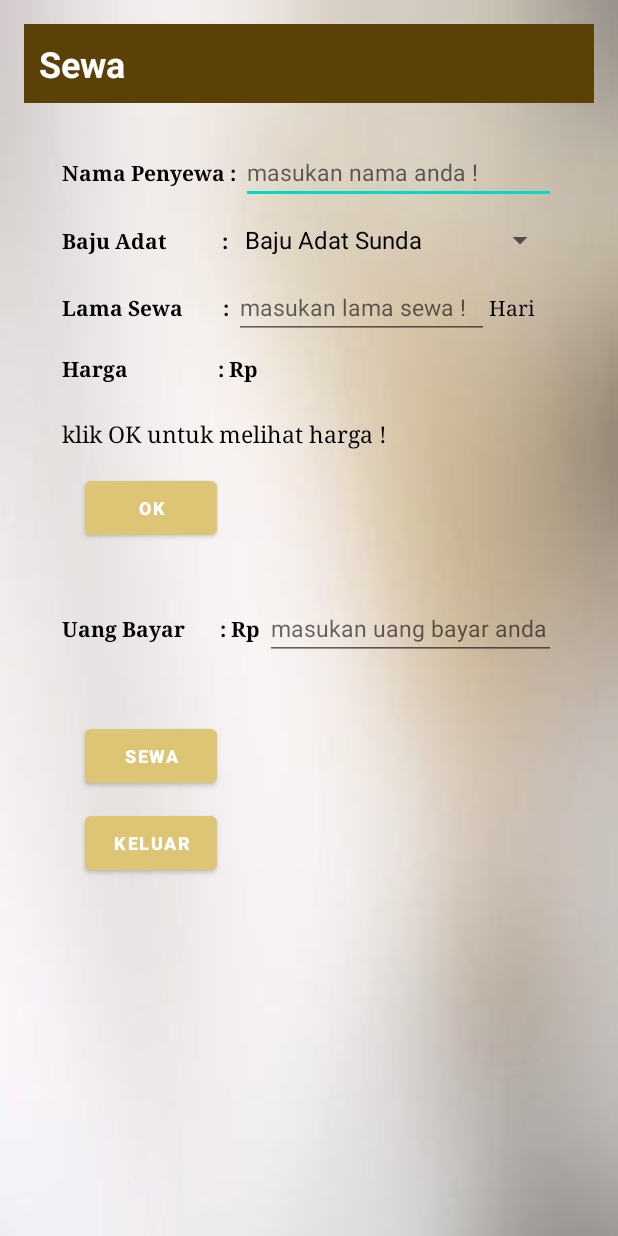
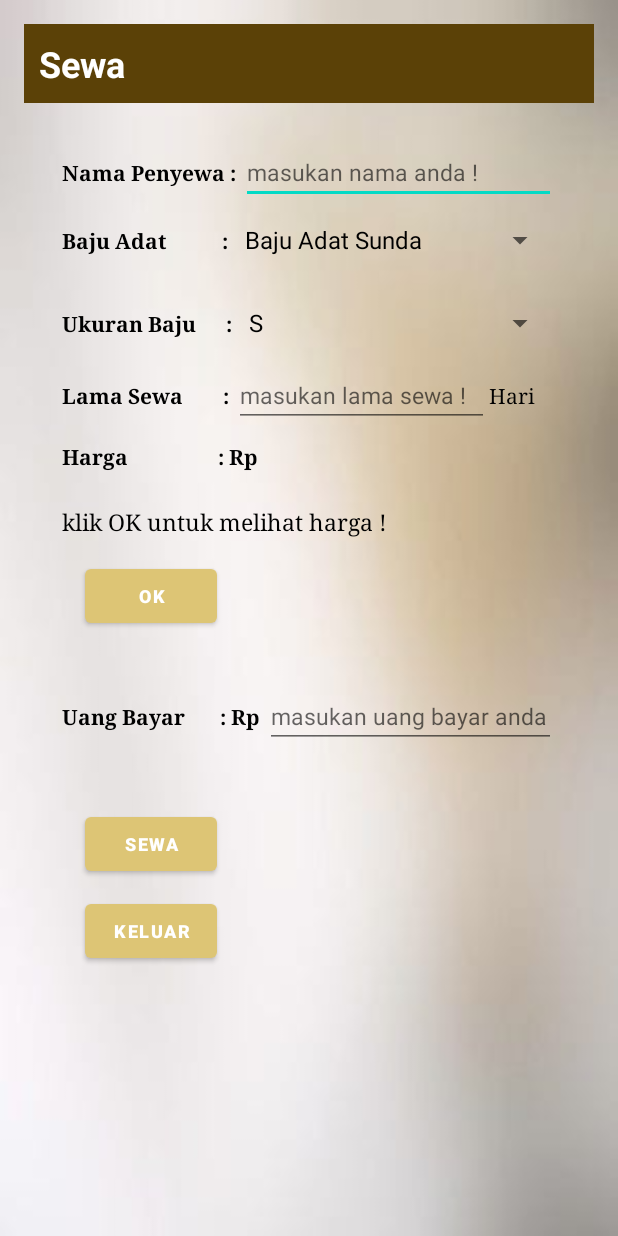
Before and after one commit to ndahuii/ProjekUTS_Penyewaan-Baju, an Android app: the SewaBajuActivity screen opened directly, with no data from a screen before it, on a phone screen of 412 x 824 dp. Run offline under Robolectric (Android 15) with nearby library versions, the phone set to English and light mode, and no system bars.

Commit message:
first commit

```diff
--- a/app/src/main/java/com/example/uts_semester5/SewaBajuActivity.java
+++ b/app/src/main/java/com/example/uts_semester5/SewaBajuActivity.java
@@ -1,5 +1,6 @@
 package com.example.uts_semester5;
 
+import android.annotation.SuppressLint;
 import android.content.Intent;
 import android.os.Bundle;
 import android.view.View;
@@ -13,14 +14,17 @@ import androidx.appcompat.app.AppCompatActivity;
 
 public class SewaBajuActivity extends AppCompatActivity {
 
-    int hargaSewa, jmlLamaSewa, ttlHargaSewa, jmlUang;
+    int  jmlLamaSewa, ttlHargaSewa, jmlUang;
     String sNamaPenyewa;
 
     Spinner adListBaju;
+    Spinner ad_ukBaju;
+
     TextView hargaSewaTextView;
     EditText lamaSewaEditText, uangBayarEditText, namaPenyewaEditText;
 
-    String listBaju[] = {"Baju Adat Sunda", "Baju Adat Jawa", "Baju Adat Padang", "Baju Adat Batak", "Baju Adat Betawi", "Baju Adat Padang", "Baju Adat Bali", "Baju Adat Papua", "Baju Adat Kalimantan","Baju Adat Sulawesi"};
+    String listBaju []= {"Baju Adat Sunda", "Baju Adat Jawa", "Baju Adat Padang", "Baju Adat Batak", "Baju Adat Betawi", "Baju Adat Padang", "Baju Adat Bali", "Baju Adat Papua", "Baju Adat Kalimantan","Baju Adat Sulawesi"};
+    String adukBaju [] = {"S", "M", "L", "XL"};
 
     @Override
     protected void onCreate(Bundle savedInstanceState) {
@@ -28,12 +32,15 @@ public class SewaBajuActivity extends AppCompatActivity {
         setContentView(R.layout.activity_sewa_baju);
         namaPenyewaEditText = findViewById(R.id.nama_penyewa);
         adListBaju = findViewById(R.id.ad_listbaju);
+        ad_ukBaju = findViewById(R.id.ad_ukbaju);
         hargaSewaTextView = findViewById(R.id.harga_sewa_baju);
         lamaSewaEditText = findViewById(R.id.lama_sewa);
         uangBayarEditText = findViewById(R.id.uangbayar);
 
         ArrayAdapter<String> adBaju = new ArrayAdapter<>(SewaBajuActivity.this, android.R.layout.simple_spinner_dropdown_item, listBaju);
         adListBaju.setAdapter(adBaju);
+        ArrayAdapter<String> adUk = new ArrayAdapter<>(SewaBajuActivity.this, android.R.layout.simple_spinner_dropdown_item, adukBaju);
+        ad_ukBaju.setAdapter(adUk);
     }
 
     public void tmbl_OK(View view) {
@@ -81,6 +88,7 @@ public class SewaBajuActivity extends AppCompatActivity {
 
                 intent.putExtra("nama", sNamaPenyewa);
                 intent.putExtra("baju", adListBaju.getSelectedItem().toString());
+                intent.putExtra("ukuran", ad_ukBaju.getSelectedItem().toString());
                 intent.putExtra("lama", jmlLamaSewa);
                 intent.putExtra("total", ttlHargaSewa);
                 intent.putExtra("uang", jmlUang);
--- a/app/src/main/java/com/example/uts_semester5/StrukActivity.java
+++ b/app/src/main/java/com/example/uts_semester5/StrukActivity.java
@@ -2,6 +2,7 @@ package com.example.uts_semester5;
 
 import androidx.appcompat.app.AppCompatActivity;
 
+import android.annotation.SuppressLint;
 import android.content.Intent;
 import android.os.Bundle;
 import android.view.View;
@@ -10,7 +11,7 @@ import android.widget.TextView;
 
 public class StrukActivity extends AppCompatActivity {
 
-    TextView nama_penyewa,katalog_baju,lama_sewa,total,uang_bayar,uang_kembali;
+    TextView nama_penyewa,katalog_baju,ad_ukbaju,lama_sewa,total,uang_bayar,uang_kembali;
 
     @Override
     protected void onCreate(Bundle savedInstanceState) {
@@ -18,6 +19,7 @@ public class StrukActivity extends AppCompatActivity {
         setContentView(R.layout.activity_struk);
         nama_penyewa = findViewById(R.id.nama_penyewa);
         katalog_baju = findViewById(R.id.katalog_baju);
+        ad_ukbaju = findViewById(R.id.ad_ukbaju);
         lama_sewa = findViewById(R.id.lama_sewa);
         total = findViewById(R.id.total);
         uang_bayar = findViewById(R.id.uang_bayar);
@@ -25,6 +27,7 @@ public class StrukActivity extends AppCompatActivity {
 
         nama_penyewa.setText(getIntent().getStringExtra("nama"));
         katalog_baju.setText(getIntent().getStringExtra("baju"));
+        ad_ukbaju.setText(getIntent().getStringExtra("ukuran"));
         lama_sewa.setText(String.valueOf(getIntent().getIntExtra("lama",0)));
         total.setText(String.valueOf(getIntent().getIntExtra("total",0)));
         uang_bayar.setText(String.valueOf(getIntent().getIntExtra("uang",0)));
--- a/app/src/main/res/layout/activity_sewa_baju.xml
+++ b/app/src/main/res/layout/activity_sewa_baju.xml
@@ -72,6 +72,28 @@
                 <TextView
                     android:layout_width="wrap_content"
                     android:layout_height="wrap_content"
+                    android:text="Ukuran Baju      : "
+                    android:typeface="serif"
+                    android:textStyle="bold"
+                    android:textColor="@color/black"
+                    android:layout_marginTop="7dp"
+                    android:layout_marginBottom="3dp"/>
+
+                <Spinner
+                    android:id="@+id/ad_ukbaju"
+                    android:layout_width="match_parent"
+                    android:layout_height="wrap_content"
+                    android:layout_marginTop="7dp"
+                    android:layout_marginBottom="3dp"/>
+            </LinearLayout>
+
+            <LinearLayout
+                android:layout_width="match_parent"
+                android:layout_height="wrap_content"
+                android:orientation="horizontal">
+                <TextView
+                    android:layout_width="wrap_content"
+                    android:layout_height="wrap_content"
                     android:text="Lama Sewa        : "
                     android:typeface="serif"
                     android:textStyle="bold"
@@ -91,8 +113,8 @@
                     android:text="Hari"
                     android:typeface="serif"
                     android:textColor="@color/black"/>
+            </LinearLayout>
 
-            </LinearLayout>
             <LinearLayout
                 android:layout_marginTop="10dp"
                 android:layout_width="match_parent"
```
Also changed, not shown: app/src/main/res/layout/activity_struk.xml (+17 -0 lines).
